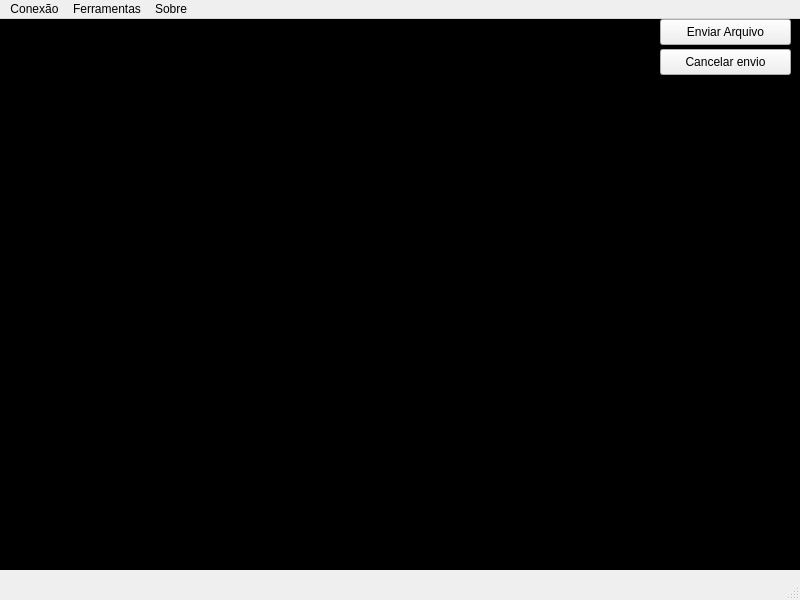
First picture: the form in PdTermmainterminal.ui, repository ppsilv/PdTermV1, before the edit.
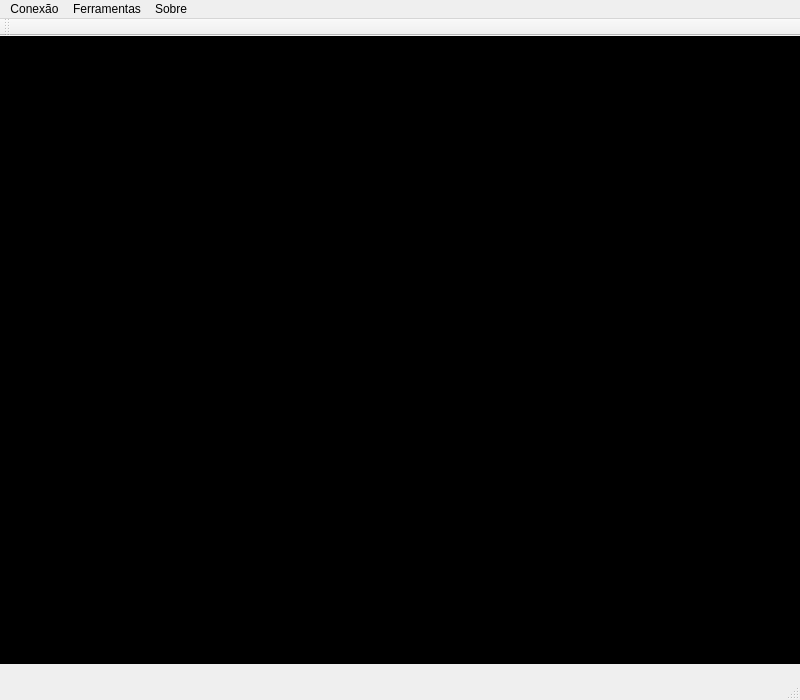
Second picture: the form after the edit. Icons and pictures are not drawn.

Commit message: Implementado toolbar

The edit to the form file:
```diff
--- a/PdTermmainterminal.ui
+++ b/PdTermmainterminal.ui
@@ -7,7 +7,7 @@
     <x>0</x>
     <y>0</y>
     <width>800</width>
-    <height>600</height>
+    <height>700</height>
    </rect>
   </property>
   <property name="windowTitle">
@@ -32,9 +32,9 @@
     <property name="geometry">
      <rect>
       <x>0</x>
-      <y>0</y>
+      <y>-3</y>
       <width>801</width>
-      <height>551</height>
+      <height>631</height>
      </rect>
     </property>
     <property name="autoFillBackground">
@@ -52,32 +52,6 @@
      <bool>true</bool>
     </property>
    </widget>
-   <widget class="QPushButton" name="botaoEnviar">
-    <property name="geometry">
-     <rect>
-      <x>660</x>
-      <y>0</y>
-      <width>131</width>
-      <height>26</height>
-     </rect>
-    </property>
-    <property name="text">
-     <string>Enviar Arquivo</string>
-    </property>
-   </widget>
-   <widget class="QPushButton" name="botaoCancelar">
-    <property name="geometry">
-     <rect>
-      <x>660</x>
-      <y>30</y>
-      <width>131</width>
-      <height>26</height>
-     </rect>
-    </property>
-    <property name="text">
-     <string>Cancelar envio</string>
-    </property>
-   </widget>
   </widget>
   <widget class="QMenuBar" name="menubar">
    <property name="geometry">
@@ -123,6 +97,36 @@
    <addaction name="menuSobre"/>
   </widget>
   <widget class="QStatusBar" name="statusbar"/>
+
+  <widget class="QToolBar" name="toolbar">
+   <action name="actionEnviarArquivo">
+    <property name="text">
+     <string>Enviar</string>
+    </property>
+   </action>
+   <action name="actionCancelarEnvio">
+    <property name="text">
+     <string>Cancelar</string>
+    </property>
+   </action>
+   <action name="actionConectarSerial">
+    <property name="text">
+     <string>Conectar</string>
+    </property>
+   </action>
+   <action name="actionDesconectarSerial">
+    <property name="text">
+     <string>Desconectar</string>
+    </property>
+   </action>
+   <action name="actionConfigurarSerial">
+    <property name="text">
+     <string>Configurar</string>
+    </property>
+   </action>
+   
+  </widget>      
+  
   <action name="actionExit">
    <property name="text">
     <string>Exit</string>
```
Left out of the diff: 2 changed lines with no effect on the pictures. The commit also changes 18 other files.
